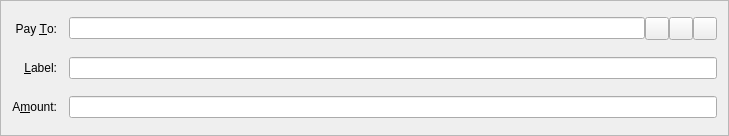
The window that src/qt/forms/sendcoinsentry.ui (cryptofun/honey) describes before a commit, drawn with Qt 5.
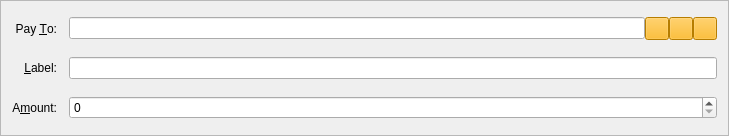
The same window after the commit. Icons and pictures are not drawn. Custom widgets are drawn as their Qt base class.

What changed in the file:
```diff
--- a/src/qt/forms/sendcoinsentry.ui
+++ b/src/qt/forms/sendcoinsentry.ui
@@ -85,6 +85,9 @@
        <property name="toolTip">
         <string>Choose address from address book</string>
        </property>
+       <property name="styleSheet">
+        <string notr="true">background-color: rgb(255, 175, 0);</string>
+       </property>
        <property name="text">
         <string/>
        </property>
@@ -102,6 +105,9 @@
        <property name="toolTip">
         <string>Paste address from clipboard</string>
        </property>
+       <property name="styleSheet">
+        <string notr="true">background-color: rgb(255, 175, 0);</string>
+       </property>
        <property name="text">
         <string/>
        </property>
@@ -119,6 +125,9 @@
        <property name="toolTip">
         <string>Remove this recipient</string>
        </property>
+       <property name="styleSheet">
+        <string notr="true">background-color: rgb(255, 175, 0);</string>
+       </property>
        <property name="text">
         <string/>
        </property>
@@ -140,17 +149,17 @@
   </layout>
  </widget>
  <customwidgets>
-  <customwidget>
-   <class>QValidatedLineEdit</class>
-   <extends>QLineEdit</extends>
-   <header>qvalidatedlineedit.h</header>
-  </customwidget>
   <customwidget>
    <class>HoneyAmountField</class>
-   <extends>QLineEdit</extends>
+   <extends>QSpinBox</extends>
    <header>honeyamountfield.h</header>
    <container>1</container>
   </customwidget>
+  <customwidget>
+   <class>QValidatedLineEdit</class>
+   <extends>QLineEdit</extends>
+   <header>qvalidatedlineedit.h</header>
+  </customwidget>
  </customwidgets>
  <resources>
   <include location="../honey.qrc"/>
```
